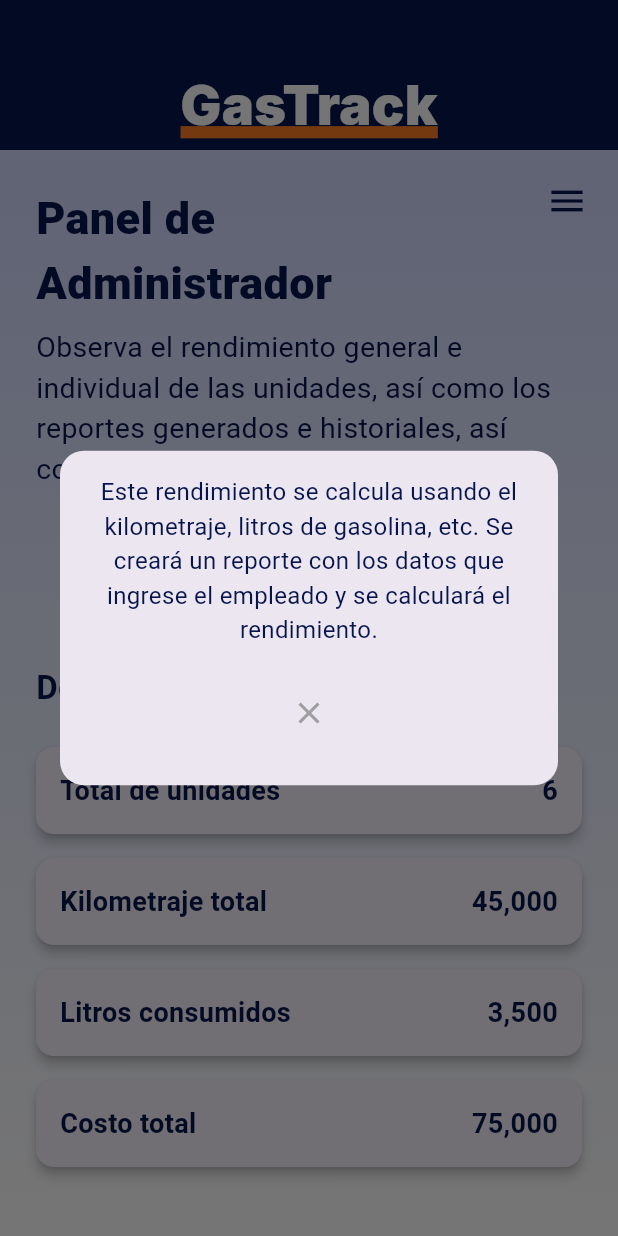
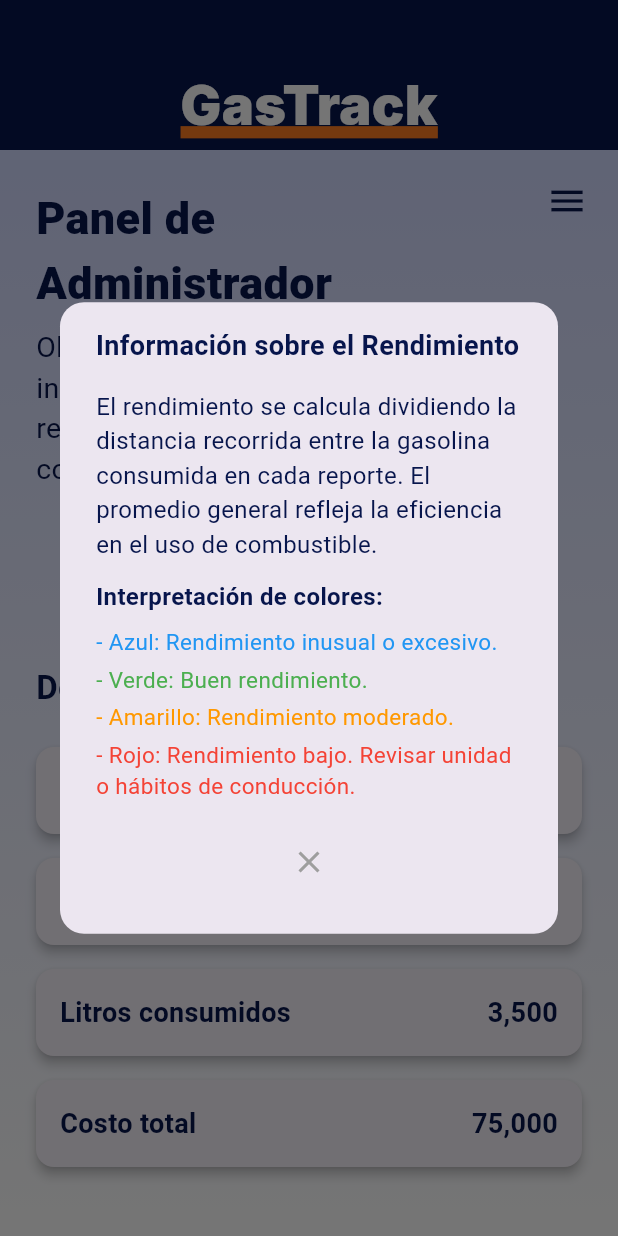
Before and after one commit to maugalcst/gastrack, a Flutter app: the AdminDashboardScreen screen opened by its route, after a tap on the "info outline" icon, on a phone screen of 412 x 824 dp. Run offline on Flutter 3.47's test engine with Material 3 defaults, Android fonts, the phone set to English and light mode, and no system bars; our stand-ins replace auto_size_text, cloud_firestore, device_info_plus, firebase_auth, firebase_core, firebase_storage and 3 more; missing offline and left inert: syncfusion_flutter_xlsio; accounts and stored records are empty.

Commit message:
rendimiento general funcional en el dashboard principal de admin

```diff
--- a/lib/screens/admin/admin_dashboard_screen.dart
+++ b/lib/screens/admin/admin_dashboard_screen.dart
@@ -1,9 +1,69 @@
+import 'package:cloud_firestore/cloud_firestore.dart';
 import 'package:flutter/material.dart';
 import 'package:gastrack_uanl/screens/admin/report_overview_screen.dart';
 import 'package:gastrack_uanl/screens/admin/performance_screen.dart';
 import 'package:intl/intl.dart';
 
 class AdminDashboardScreen extends StatelessWidget {
+
+  Future<double> calculateGeneralAveragePerformance() async {
+  try {
+    // Obtener la colección de empleados
+    QuerySnapshot usersSnapshot = await FirebaseFirestore.instance
+        .collection('users')
+        .where('role', isEqualTo: 'employee')
+        .get();
+
+    // Acumular el rendimiento de cada empleado
+    double totalPerformance = 0.0;
+    int employeeCount = 0;
+
+    for (var userDoc in usersSnapshot.docs) {
+      String email = userDoc['email'];
+
+      // Obtener los últimos 3 reportes de cada empleado
+      QuerySnapshot reportsSnapshot = await FirebaseFirestore.instance
+          .collection('reports')
+          .where('email', isEqualTo: email)
+          .orderBy('date', descending: true)
+          .limit(3)
+          .get();
+
+      // Calcular el rendimiento individual
+      if (reportsSnapshot.docs.length > 1) {
+        double totalKm = 0;
+        double totalLiters = 0;
+        int? lastOdometer;
+
+        for (var reportDoc in reportsSnapshot.docs.reversed) {
+          var data = reportDoc.data() as Map<String, dynamic>;
+          int odometerReading = data['odometer_reading'] ?? 0;
+          int gasolineLiters = data['gasoline_liters'] ?? 0;
+
+          if (lastOdometer != null && odometerReading > lastOdometer) {
+            totalKm += (odometerReading - lastOdometer);
+            totalLiters += gasolineLiters;
+          } else if (lastOdometer == null) {
+            lastOdometer = odometerReading;
+          }
+
+          lastOdometer = odometerReading;
+        }
+
+        double performance = (totalLiters > 0) ? totalKm / totalLiters : 0.0;
+        totalPerformance += performance;
+        employeeCount++;
+      }
+    }
+
+    // Calcular el promedio general
+    return (employeeCount > 0) ? totalPerformance / employeeCount : 0.0;
+  } catch (e) {
+    print('Error al calcular el rendimiento promedio general: $e');
+    return 0.0;
+  }
+}
+
   @override
   Widget build(BuildContext context) {
     return Scaffold(
@@ -71,18 +131,34 @@ class AdminDashboardScreen extends StatelessWidget {
                   ),
                   SizedBox(height: 24), // Más espacio entre elementos
                   Center(
-                    child: Row(
+                    child: FutureBuilder<double>(
+                      future: calculateGeneralAveragePerformance(),
+                      builder: (context, snapshot) {
+                        if (snapshot.connectionState == ConnectionState.waiting) {
+                          return CircularProgressIndicator();
+                        } else if (snapshot.hasError) {
+                          return Text(
+                            'Error',
+                            style: TextStyle(
+                              fontSize: 48,
+                              fontWeight: FontWeight.bold,
+                              color: Colors.red,
+                            ),
+                          );
+                        } else {
+                          double averagePerformance = snapshot.data ?? 0.0;
+                          return Row(
                             mainAxisAlignment: MainAxisAlignment.center,
                             children: [
                               Text(
-                          '82.5', // Este valor cambiará dinámicamente
+                                averagePerformance.toStringAsFixed(1),
                                 style: TextStyle(
                                   fontSize: 48,
                                   fontWeight: FontWeight.bold,
-                            color: Colors.green,
+                                  color: averagePerformance >= 10 ? Colors.green : Colors.red,
                                 ),
                               ),
-                        SizedBox(width: 8), // Espacio entre el número y el icono
+                              SizedBox(width: 8),
                               IconButton(
                                 onPressed: () {
                                   _showInfoDialog(context);
@@ -91,6 +167,9 @@ class AdminDashboardScreen extends StatelessWidget {
                                 tooltip: 'Información sobre rendimiento',
                               ),
                             ],
+                          );
+                        }
+                      },
                     ),
                   ),
                   SizedBox(height: 24),
@@ -128,7 +207,6 @@ class AdminDashboardScreen extends StatelessWidget {
     );
   }
 
-  // Método para mostrar la pestaña emergente
   void _showInfoDialog(BuildContext context) {
   showDialog(
     context: context,
@@ -139,19 +217,60 @@ class AdminDashboardScreen extends StatelessWidget {
         ),
         content: Column(
           mainAxisSize: MainAxisSize.min,
+          crossAxisAlignment: CrossAxisAlignment.start,
           children: [
             Text(
-                'Este rendimiento se calcula usando el kilometraje, litros de gasolina, etc. Se creará un reporte con los datos que ingrese el empleado y se calculará el rendimiento.',
-                style: TextStyle(fontSize: 16, color: Color(0xFF07154C)),
+              'Información sobre el Rendimiento',
+              style: TextStyle(
+                fontSize: 18,
+                fontWeight: FontWeight.bold,
+                color: Color(0xFF07154C),
+              ),
               textAlign: TextAlign.center,
             ),
-              SizedBox(height: 20),
-              IconButton(
+            SizedBox(height: 16),
+            Text(
+              'El rendimiento se calcula dividiendo la distancia recorrida entre la gasolina consumida en cada reporte. El promedio general refleja la eficiencia en el uso de combustible.',
+              style: TextStyle(fontSize: 16, color: Color(0xFF07154C)),
+            ),
+            SizedBox(height: 12),
+            Text(
+              'Interpretación de colores:',
+              style: TextStyle(
+                fontSize: 16,
+                fontWeight: FontWeight.bold,
+                color: Color(0xFF07154C),
+              ),
+            ),
+            SizedBox(height: 8),
+            Text(
+              '- Azul: Rendimiento inusual o excesivo.',
+              style: TextStyle(fontSize: 15, color: Colors.blue),
+            ),
+            SizedBox(height: 4),
+            Text(
+              '- Verde: Buen rendimiento.',
+              style: TextStyle(fontSize: 15, color: Colors.green),
+            ),
+            SizedBox(height: 4),
+            Text(
+              '- Amarillo: Rendimiento moderado.',
+              style: TextStyle(fontSize: 15, color: Colors.orange),
+            ),
+            SizedBox(height: 4),
+            Text(
+              '- Rojo: Rendimiento bajo. Revisar unidad o hábitos de conducción.',
+              style: TextStyle(fontSize: 15, color: Colors.red),
+            ),
+            SizedBox(height: 16),
+            Center(
+              child: IconButton(
                 onPressed: () {
                   Navigator.of(context).pop();
                 },
                 icon: Icon(Icons.close, color: Colors.grey),
                 tooltip: 'Cerrar',
+              ),
             ),
           ],
         ),
```
Lines whose indentation alone changed are shown as unchanged.
